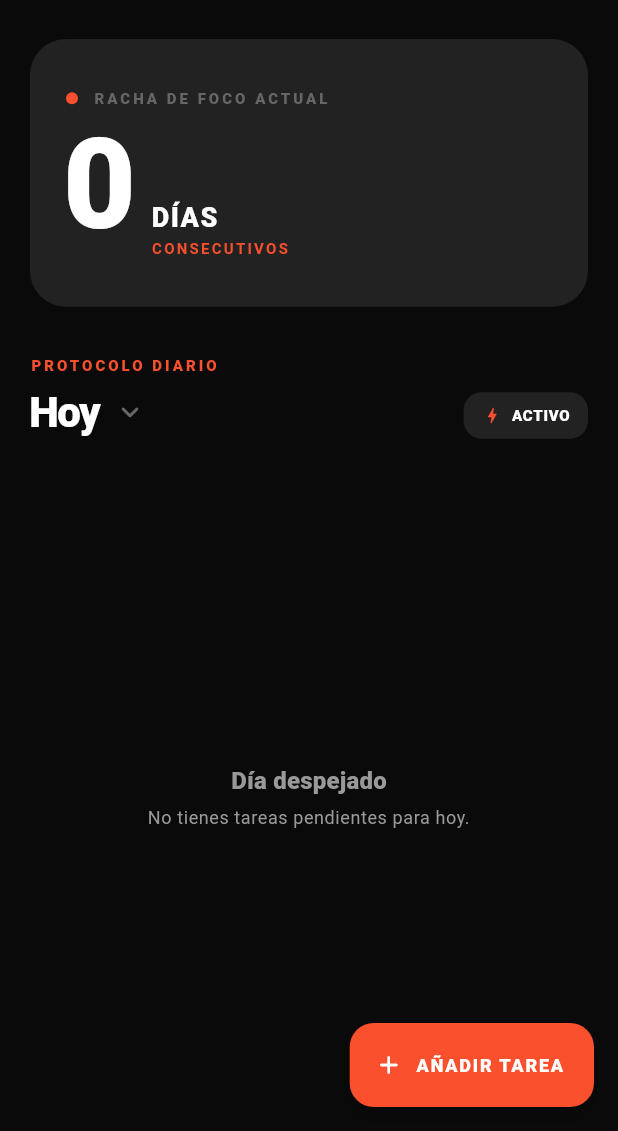
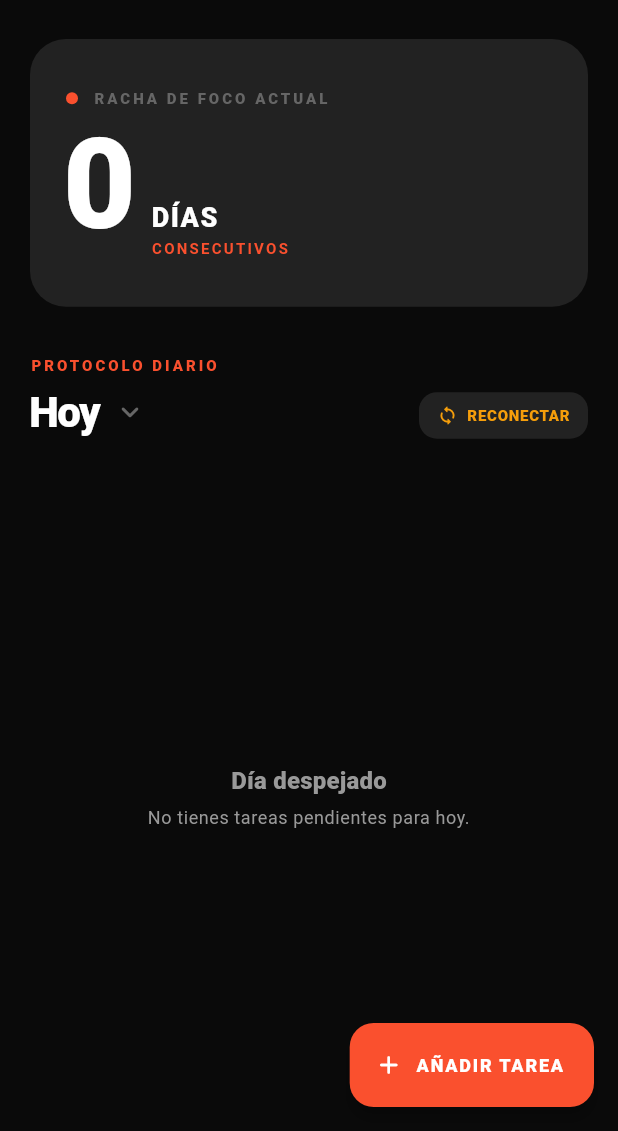
Before and after one commit to francost15/zenflow, a Flutter app: the HomeScreen screen opened directly with empty values, on a phone screen of 412 x 824 dp, the part 105-1236 px from its top. Run offline on Flutter 3.47's test engine with Material 3 defaults, Android fonts, the phone set to English and light mode, and no system bars; our stand-ins replace cloud_firestore, equatable, firebase_auth, firebase_core, flutter_bloc, get_it and 2 more; missing offline and left inert: googleapis; accounts and stored records are empty; Roboto replaces fonts that are missing (PlusJakartaSans).

Commit message:
feat: show honest calendar sync state

```diff
--- a/lib/presentation/screens/home/home_screen.dart
+++ b/lib/presentation/screens/home/home_screen.dart
@@ -12,6 +12,7 @@ import '../../blocs/task/task_state.dart';
 import '../../blocs/streaks/streaks_bloc.dart';
 import '../../blocs/streaks/streaks_state.dart';
 import '../../widgets/task_tile.dart';
+import '../../widgets/sync_status_badge.dart';
 import '../../widgets/dialogs/create_task_dialog.dart';
 
 class HomeScreen extends StatefulWidget {
@@ -159,7 +160,9 @@ class _HomeScreenState extends State<HomeScreen>
               backgroundColor: isDark
                   ? AppColors.darkSurfaceElevated
                   : AppColors.lightSurfaceElevated,
-              shape: RoundedRectangleBorder(borderRadius: BorderRadius.circular(12)),
+              shape: RoundedRectangleBorder(
+                borderRadius: BorderRadius.circular(12),
+              ),
             ),
             icon: AnimatedSwitcher(
               duration: const Duration(milliseconds: 400),
@@ -168,7 +171,9 @@ class _HomeScreenState extends State<HomeScreen>
                 child: FadeTransition(opacity: anim, child: child),
               ),
               child: Icon(
-                widget.isDarkMode ? Icons.light_mode_rounded : Icons.dark_mode_rounded,
+                widget.isDarkMode
+                    ? Icons.light_mode_rounded
+                    : Icons.dark_mode_rounded,
                 key: ValueKey(widget.isDarkMode),
                 size: 20,
                 color: AppColors.accent,
@@ -210,7 +215,9 @@ class _HomeScreenState extends State<HomeScreen>
                         children: [
                           Text(
                             state.user.displayName ?? 'Usuario',
-                            style: theme.textTheme.titleSmall?.copyWith(fontWeight: FontWeight.w700),
+                            style: theme.textTheme.titleSmall?.copyWith(
+                              fontWeight: FontWeight.w700,
+                            ),
                           ),
                           Text(
                             state.user.email ?? '',
@@ -225,11 +232,18 @@ class _HomeScreenState extends State<HomeScreen>
                     value: 'logout',
                     child: Row(
                       children: [
-                        Icon(Icons.logout_rounded, size: 18, color: AppColors.error),
+                        Icon(
+                          Icons.logout_rounded,
+                          size: 18,
+                          color: AppColors.error,
+                        ),
                         const SizedBox(width: 12),
                         Text(
                           'Cerrar Sesión',
-                          style: TextStyle(color: AppColors.error, fontWeight: FontWeight.w600),
+                          style: TextStyle(
+                            color: AppColors.error,
+                            fontWeight: FontWeight.w600,
+                          ),
                         ),
                       ],
                     ),
@@ -253,7 +267,9 @@ class _HomeScreenState extends State<HomeScreen>
       margin: const EdgeInsets.fromLTRB(20, 24, 20, 0),
       padding: const EdgeInsets.symmetric(horizontal: 24, vertical: 32),
       decoration: BoxDecoration(
-        color: isDark ? AppColors.darkSurfaceElevated : AppColors.lightSurfaceElevated,
+        color: isDark
+            ? AppColors.darkSurfaceElevated
+            : AppColors.lightSurfaceElevated,
         borderRadius: BorderRadius.circular(24),
       ),
       child: Column(
@@ -363,7 +379,9 @@ class _HomeScreenState extends State<HomeScreen>
                     Icon(
                       Icons.keyboard_arrow_down_rounded,
                       size: 24,
-                      color: isDark ? AppColors.darkTextTertiary : AppColors.lightTextTertiary,
+                      color: isDark
+                          ? AppColors.darkTextTertiary
+                          : AppColors.lightTextTertiary,
                     ),
                   ],
                 ),
@@ -371,28 +389,7 @@ class _HomeScreenState extends State<HomeScreen>
             ),
           ),
           const Spacer(),
-          Container(
-            padding: const EdgeInsets.symmetric(horizontal: 12, vertical: 8),
-            decoration: BoxDecoration(
-              color: isDark ? AppColors.darkSurfaceElevated : AppColors.lightSurfaceElevated,
-              borderRadius: BorderRadius.circular(12),
-            ),
-            child: Row(
-              mainAxisSize: MainAxisSize.min,
-              children: [
-                const Icon(Icons.bolt_rounded, size: 14, color: AppColors.accent),
-                const SizedBox(width: 6),
-                Text(
-                  'ACTIVO',
-                  style: theme.textTheme.labelSmall?.copyWith(
-                    fontWeight: FontWeight.w800,
-                    letterSpacing: 0.5,
-                    color: isDark ? AppColors.darkTextPrimary : AppColors.lightTextPrimary,
-                  ),
-                ),
-              ],
-            ),
-          ),
+          const SyncStatusBadgeWithLogic(),
         ],
       ),
     );
@@ -403,9 +400,7 @@ class _HomeScreenState extends State<HomeScreen>
       builder: (context, state) {
         if (state is TaskLoading) {
           return const SliverFillRemaining(
-            child: Center(
-              child: CircularProgressIndicator(strokeWidth: 3),
-            ),
+            child: Center(child: CircularProgressIndicator(strokeWidth: 3)),
           );
         }
 
@@ -417,14 +412,24 @@ class _HomeScreenState extends State<HomeScreen>
                 child: Column(
                   mainAxisAlignment: MainAxisAlignment.center,
                   children: [
-                    Icon(Icons.error_outline_rounded, size: 48, color: AppColors.error),
+                    Icon(
+                      Icons.error_outline_rounded,
+                      size: 48,
+                      color: AppColors.error,
+                    ),
                     const SizedBox(height: 24),
                     Text(
                       'No pudimos cargar tus tareas',
-                      style: theme.textTheme.titleMedium?.copyWith(fontWeight: FontWeight.w700),
+                      style: theme.textTheme.titleMedium?.copyWith(
+                        fontWeight: FontWeight.w700,
+                      ),
                     ),
                     const SizedBox(height: 8),
-                    Text(state.message, textAlign: TextAlign.center, style: theme.textTheme.bodySmall),
+                    Text(
+                      state.message,
+                      textAlign: TextAlign.center,
+                      style: theme.textTheme.bodySmall,
+                    ),
                     const SizedBox(height: 32),
                     OutlinedButton(
                       onPressed: _loadTasks,
@@ -450,7 +455,9 @@ class _HomeScreenState extends State<HomeScreen>
                       'Día despejado',
                       style: theme.textTheme.titleMedium?.copyWith(
                         fontWeight: FontWeight.w800,
-                        color: isDark ? AppColors.darkTextSecondary : AppColors.lightTextSecondary,
+                        color: isDark
+                            ? AppColors.darkTextSecondary
+                            : AppColors.lightTextSecondary,
                       ),
                     ),
                     const SizedBox(height: 4),
@@ -474,8 +481,8 @@ class _HomeScreenState extends State<HomeScreen>
                   task: task,
                   onToggle: (completed) {
                     context.read<TaskBloc>().add(
-                          TaskStatusToggled(task: task, completed: completed),
-                        );
+                      TaskStatusToggled(task: task, completed: completed),
+                    );
                   },
                   onTap: () => _showTaskDetails(task),
                   onDelete: () {
@@ -510,8 +517,11 @@ class _HomeScreenState extends State<HomeScreen>
         return Theme(
           data: Theme.of(context).copyWith(
             colorScheme: isDark
-              ? const ColorScheme.dark(primary: AppColors.accent, surface: AppColors.darkSurface)
-              : const ColorScheme.light(primary: AppColors.accent),
+                ? const ColorScheme.dark(
+                    primary: AppColors.accent,
+                    surface: AppColors.darkSurface,
+                  )
+                : const ColorScheme.light(primary: AppColors.accent),
           ),
           child: child!,
         );
@@ -552,7 +562,9 @@ class _HomeScreenState extends State<HomeScreen>
                   height: 4,
                   margin: const EdgeInsets.only(bottom: 32),
                   decoration: BoxDecoration(
-                    color: isDark ? Colors.white.withValues(alpha: 0.1) : Colors.black.withValues(alpha: 0.1),
+                    color: isDark
+                        ? Colors.white.withValues(alpha: 0.1)
+                        : Colors.black.withValues(alpha: 0.1),
                     borderRadius: BorderRadius.circular(2),
                   ),
                 ),
@@ -564,7 +576,9 @@ class _HomeScreenState extends State<HomeScreen>
                   if (task.dueTime != null)
                     Text(
                       '${task.dueTime!.hour.toString().padLeft(2, '0')}:${task.dueTime!.minute.toString().padLeft(2, '0')}',
-                      style: theme.textTheme.labelLarge?.copyWith(fontWeight: FontWeight.w700),
+                      style: theme.textTheme.labelLarge?.copyWith(
+                        fontWeight: FontWeight.w700,
+                      ),
                     ),
                 ],
               ),
@@ -581,7 +595,9 @@ class _HomeScreenState extends State<HomeScreen>
                 Text(
                   task.description!,
                   style: theme.textTheme.bodyLarge?.copyWith(
-                    color: isDark ? AppColors.darkTextSecondary : AppColors.lightTextSecondary,
+                    color: isDark
+                        ? AppColors.darkTextSecondary
+                        : AppColors.lightTextSecondary,
                   ),
                 ),
               ],
@@ -631,17 +647,23 @@ class _PriorityChip extends StatelessWidget {
 
   String _priorityLabel(TaskPriority priority) {
     switch (priority) {
-      case TaskPriority.high: return 'Prioridad Alta';
-      case TaskPriority.medium: return 'Prioridad Media';
-      case TaskPriority.low: return 'Estándar';
+      case TaskPriority.high:
+        return 'Prioridad Alta';
+      case TaskPriority.medium:
+        return 'Prioridad Media';
+      case TaskPriority.low:
+        return 'Estándar';
     }
   }
 
   Color _priorityColor(TaskPriority priority) {
     switch (priority) {
-      case TaskPriority.high: return AppColors.error;
-      case TaskPriority.medium: return AppColors.warning;
-      case TaskPriority.low: return AppColors.darkTextTertiary;
+      case TaskPriority.high:
+        return AppColors.error;
+      case TaskPriority.medium:
+        return AppColors.warning;
+      case TaskPriority.low:
+        return AppColors.darkTextTertiary;
     }
   }
 }
--- /dev/null
+++ b/lib/presentation/widgets/sync_status_badge.dart
@@ -0,0 +1,141 @@
+import 'package:flutter/material.dart';
+import 'package:flutter_bloc/flutter_bloc.dart';
+import '../../core/constants/app_colors.dart';
+import '../../core/utils/connectivity_service.dart';
+import '../blocs/auth/auth_bloc.dart';
+import '../blocs/auth/auth_state.dart';
+import '../blocs/calendar/calendar_bloc.dart';
+import '../blocs/calendar/calendar_state.dart';
+
+enum SyncStatus { connected, reconnect, offline, error }
+
+class SyncStatusBadge extends StatelessWidget {
+  final SyncStatus status;
+  final String? customMessage;
+
+  const SyncStatusBadge({super.key, required this.status, this.customMessage});
+
+  @override
+  Widget build(BuildContext context) {
+    final theme = Theme.of(context);
+    final isDark = theme.brightness == Brightness.dark;
+
+    return Container(
+      padding: const EdgeInsets.symmetric(horizontal: 12, vertical: 8),
+      decoration: BoxDecoration(
+        color: isDark
+            ? AppColors.darkSurfaceElevated
+            : AppColors.lightSurfaceElevated,
+        borderRadius: BorderRadius.circular(12),
+      ),
+      child: Row(
+        mainAxisSize: MainAxisSize.min,
+        children: [
+          Icon(_iconFor(status), size: 14, color: _colorFor(status)),
+          const SizedBox(width: 6),
+          Text(
+            customMessage ?? _textFor(status),
+            style: theme.textTheme.labelSmall?.copyWith(
+              fontWeight: FontWeight.w800,
+              letterSpacing: 0.5,
+              color: _colorFor(status),
+            ),
+          ),
+        ],
+      ),
+    );
+  }
+
+  IconData _iconFor(SyncStatus status) {
+    switch (status) {
+      case SyncStatus.connected:
+        return Icons.check_circle_rounded;
+      case SyncStatus.reconnect:
+        return Icons.sync_rounded;
+      case SyncStatus.offline:
+        return Icons.cloud_off_rounded;
+      case SyncStatus.error:
+        return Icons.error_rounded;
+    }
+  }
+
+  Color _colorFor(SyncStatus status) {
+    switch (status) {
+      case SyncStatus.connected:
+        return AppColors.success;
+      case SyncStatus.reconnect:
+        return AppColors.warning;
+      case SyncStatus.offline:
+        return AppColors.warning;
+      case SyncStatus.error:
+        return AppColors.error;
+    }
+  }
+
+  String _textFor(SyncStatus status) {
+    switch (status) {
+      case SyncStatus.connected:
+        return 'CONECTADO';
+      case SyncStatus.reconnect:
+        return 'RECONECTAR';
+      case SyncStatus.offline:
+        return 'SIN CONEXIÓN';
+      case SyncStatus.error:
+        return 'ERROR';
+    }
+  }
+}
+
+class SyncStatusBadgeWithLogic extends StatelessWidget {
+  const SyncStatusBadgeWithLogic({super.key});
+
+  @override
+  Widget build(BuildContext context) {
+    return ListenableBuilder(
+      listenable: ConnectivityService.instance,
+      builder: (context, child) {
+        return BlocBuilder<AuthBloc, AuthState>(
+          builder: (context, authState) {
+            return BlocBuilder<CalendarBloc, CalendarState>(
+              builder: (context, calendarState) {
+                final status = _determineStatus(authState, calendarState);
+                return SyncStatusBadge(status: status);
+              },
+            );
+          },
+        );
+      },
+    );
+  }
+
+  SyncStatus _determineStatus(
+    AuthState authState,
+    CalendarState calendarState,
+  ) {
+    if (!ConnectivityService.instance.isOnline) {
+      return SyncStatus.offline;
+    }
+
+    if (authState is AuthError) {
+      return SyncStatus.error;
+    }
+
+    if (calendarState is CalendarError) {
+      return SyncStatus.error;
+    }
+
+    if (calendarState is CalendarNeedsSignIn) {
+      return SyncStatus.reconnect;
+    }
+
+    if (authState is AuthAuthenticated && authState.calendarLinked) {
+      return SyncStatus.connected;
+    }
+
+    if (authState is AuthAuthenticated && !authState.calendarLinked) {
+      return SyncStatus.reconnect;
+    }
+
+    return SyncStatus.reconnect;
+  }
+}
```
Also changed, not shown: 1 other file.
